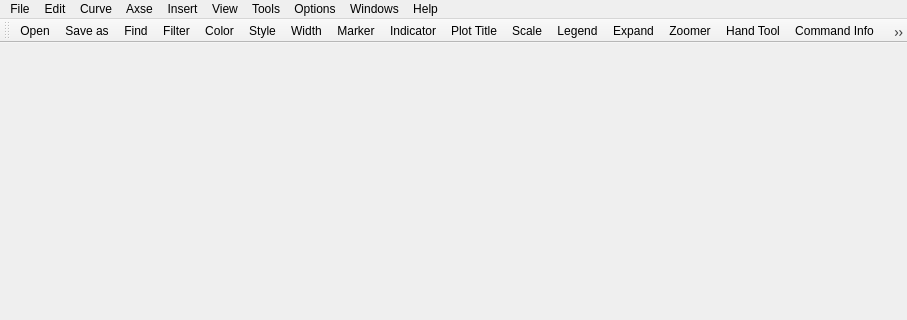
Sunfe/icurve, file icurve_v2.1/icurve/resource/icurve.ui: the form before one commit; both pictures show x 0 to 907 and y 0 to 320 of the 907 by 599 pixel window.
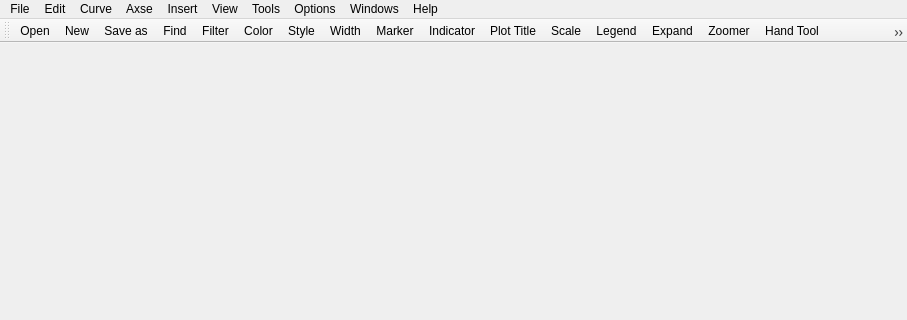
The form after the commit. Icons and pictures are not drawn.

What changed in the file:
```diff
--- a/icurve_v2.1/icurve/resource/icurve.ui
+++ b/icurve_v2.1/icurve/resource/icurve.ui
@@ -177,6 +177,7 @@
     <bool>false</bool>
    </attribute>
    <addaction name="actionOpen"/>
+   <addaction name="actionNew"/>
    <addaction name="actionSaveAs"/>
    <addaction name="actionFind"/>
    <addaction name="actionFilter"/>
@@ -612,6 +613,15 @@
     <string>Resize</string>
    </property>
   </action>
+  <action name="actionNew">
+   <property name="icon">
+    <iconset resource="icurve.qrc">
+     <normaloff>:/icurve/images/new.png</normaloff>:/icurve/images/new.png</iconset>
+   </property>
+   <property name="text">
+    <string>New</string>
+   </property>
+  </action>
  </widget>
  <layoutdefault spacing="6" margin="11"/>
  <resources>
```
Left out of the diff: 1 changed line with no effect on the pictures.
